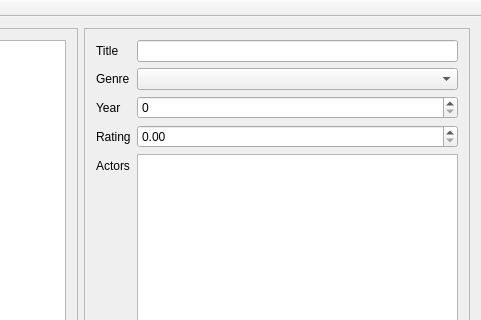
The window that movies/mainwindow.ui (sjohnson512/qt_movies_example) describes before a commit, drawn with Qt 5; both pictures show x 320 to 801 and y 0 to 320 of the 801 by 515 pixel window.
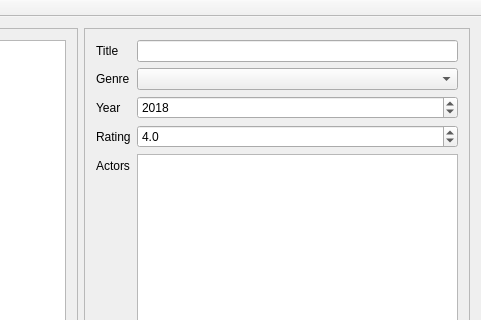
The same window after the commit.

Commit message: Add dbinterface.  Hook up the ui to the database.

```diff
--- a/movies/mainwindow.ui
+++ b/movies/mainwindow.ui
@@ -86,7 +86,17 @@
         <widget class="QComboBox" name="comboGenre"/>
        </item>
        <item row="4" column="1">
-        <widget class="QSpinBox" name="spinboxYear"/>
+        <widget class="QSpinBox" name="spinboxYear">
+         <property name="minimum">
+          <number>1700</number>
+         </property>
+         <property name="maximum">
+          <number>4000</number>
+         </property>
+         <property name="value">
+          <number>2018</number>
+         </property>
+        </widget>
        </item>
        <item row="4" column="0">
         <widget class="QLabel" name="labelYear">
@@ -103,7 +113,20 @@
         </widget>
        </item>
        <item row="5" column="1">
-        <widget class="QDoubleSpinBox" name="doubleSpinRating"/>
+        <widget class="QDoubleSpinBox" name="doubleSpinRating">
+         <property name="decimals">
+          <number>1</number>
+         </property>
+         <property name="maximum">
+          <double>5.000000000000000</double>
+         </property>
+         <property name="singleStep">
+          <double>0.100000000000000</double>
+         </property>
+         <property name="value">
+          <double>4.000000000000000</double>
+         </property>
+        </widget>
        </item>
        <item row="6" column="1">
         <widget class="QListView" name="listActors"/>
```
The commit also changes 6 other files.
